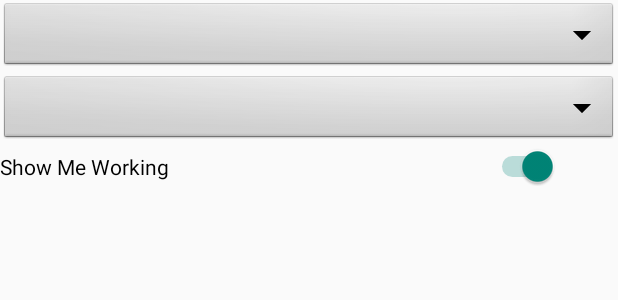
After one commit to 08351ty/Tester, an Android app: the layout activity_info.xml on its own in the app's theme, with its tools: preview values and no code run, on a phone screen of 412 x 824 dp. The commit adds this screen. Shown: the top 300 px of the screen. Run offline under Robolectric (Android 15) with nearby library versions, the phone set to English and light mode, and no system bars.

Commit message:
few major fixes
saved image to gallery immediately, camera does not freeze on taking
photo, created an info activity

```diff
--- a/app/src/main/AndroidManifest.xml
+++ b/app/src/main/AndroidManifest.xml
@@ -22,6 +22,9 @@
                 <category android:name="android.intent.category.LAUNCHER" />
             </intent-filter>
         </activity>
+
+        <activity android:name=".SelectedImageFragment"/>
+
     </application>
 
 </manifest>
--- a/app/src/main/java/com/example/pascalso/tester/CameraPreview.java
+++ b/app/src/main/java/com/example/pascalso/tester/CameraPreviewFragment.java
@@ -12,12 +12,12 @@ import java.io.IOException;
 /**
  * Created by owner on 6/25/15.
  */
-public class CameraPreview extends SurfaceView implements SurfaceHolder.Callback {
+public class CameraPreviewFragment extends SurfaceView implements SurfaceHolder.Callback {
 
     private SurfaceHolder mHolder;
     private Camera mCamera;
 
-    public CameraPreview(Context context, Camera camera){
+    public CameraPreviewFragment(Context context, Camera camera){
         super(context);
         mCamera = camera;
         mCamera.setDisplayOrientation(90);
--- a/app/src/main/java/com/example/pascalso/tester/SavePhoto.java
+++ b/app/src/main/java/com/example/pascalso/tester/SavePhotoActivity.java
@@ -10,10 +10,10 @@ import java.util.Date;
 /**
  * Created by owner on 6/26/15.
  */
-public class SavePhoto {
+public class SavePhotoActivity {
     String mCurrentPhotoPath;
 
-    public SavePhoto(){
+    public SavePhotoActivity(){
 
     }
 
--- /dev/null
+++ b/app/src/main/res/layout/activity_info.xml
@@ -0,0 +1,36 @@
+<?xml version="1.0" encoding="utf-8"?>
+<FrameLayout xmlns:android="http://schemas.android.com/apk/res/android"
+    android:orientation="vertical" android:layout_width="match_parent"
+    android:layout_height="match_parent">
+
+    <LinearLayout
+        android:orientation="vertical"
+        android:layout_width="match_parent"
+        android:layout_height="wrap_content"
+        android:layout_gravity="center_horizontal">
+
+        <Spinner
+            android:id="@+id/spinner1"
+            android:layout_width="match_parent"
+            android:layout_height="wrap_content"
+            android:background="@android:drawable/btn_dropdown"
+            android:spinnerMode="dropdown" />
+
+        <Spinner
+            android:id="@+id/spinner2"
+            android:layout_width="match_parent"
+            android:layout_height="wrap_content"
+            android:background="@android:drawable/btn_dropdown"
+            android:spinnerMode="dropdown" />
+
+        <Switch
+            android:layout_width="372dp"
+            android:layout_height="wrap_content"
+            android:text="Show Me Working"
+            android:id="@+id/switch1"
+            android:checked="true" />
+
+
+    </LinearLayout>
+
+</FrameLayout>
```
Also changed, not shown: app/src/main/java/com/example/pascalso/tester/AccessGallery.java (+2 -22 lines), app/src/main/java/com/example/pascalso/tester/MainActivity.java (+47 -15 lines), app/src/main/java/com/example/pascalso/tester/ReceivedFragment.java (added, +11 -0 lines), app/src/main/java/com/example/pascalso/tester/SelectedImageFragment.java (added, +44 -0 lines), app/src/main/res/layout/activity_received.xml (+20 -0 lines), app/src/main/res/layout/activity_selectedimage.xml (+20 -0 lines), app/src/main/res/drawable/ic_action_comment.png (added), app/src/main/res/drawable/ic_action_send.png (added).
